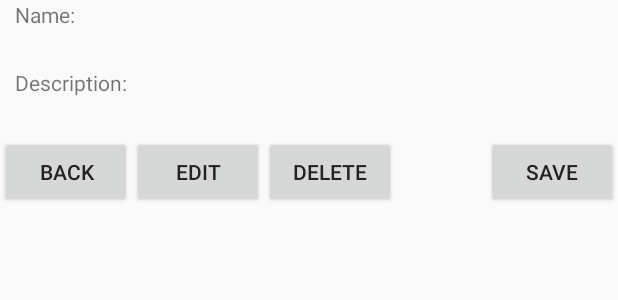
After one commit to moniaS/Organizer, an Android app: the layout fragment_task_details_dialog.xml on its own in the app's theme, with its tools: preview values and no code run, on a phone screen of 412 x 824 dp. The commit adds this screen. Shown: the top 300 px of the screen. Run offline under Robolectric (Android 15) with nearby library versions, the phone set to English and light mode, and no system bars.

Commit message:
Dodanie opcji usuwania zadań, dodanie okna wyświetlającego szczegóły danego zadania.

```diff
--- a/app/src/main/java/com/example/android/myapplication/Fragments/NotesFragment.java
+++ b/app/src/main/java/com/example/android/myapplication/Fragments/NotesFragment.java
@@ -1,7 +1,7 @@
 package com.example.android.myapplication.Fragments;
 
+import android.app.Fragment;
 import android.os.Bundle;
-import android.support.v4.app.Fragment;
 import android.view.LayoutInflater;
 import android.view.Menu;
 import android.view.View;
@@ -9,7 +9,7 @@ import android.view.ViewGroup;
 
 import com.example.android.myapplication.R;
 
-public class NotesFragment extends Fragment
+public class NotesFragment extends android.support.v4.app.Fragment
 {
     @Override
     public void onCreate(Bundle savedInstanceState)
--- /dev/null
+++ b/app/src/main/res/layout/fragment_task_details_dialog.xml
@@ -0,0 +1,101 @@
+<LinearLayout xmlns:android="http://schemas.android.com/apk/res/android"
+    xmlns:tools="http://schemas.android.com/tools"
+    android:layout_width="match_parent"
+    android:layout_height="match_parent"
+    android:layout_gravity="center"
+    android:orientation="vertical"
+
+    tools:context="com.example.android.myapplication.Fragments.TaskDetailsDialog">
+
+    <GridLayout
+        android:layout_width="match_parent"
+        android:layout_height="wrap_content">
+
+        <TextView
+            android:id="@+id/tv_name"
+            android:layout_width="wrap_content"
+            android:layout_height="wrap_content"
+            android:layout_marginLeft="10dp"
+            android:text="Name: " />
+
+        <ViewSwitcher
+            android:id="@+id/vs_name" >
+
+            <TextView
+                android:id="@+id/tv_edit_name"
+                android:layout_width="wrap_content"
+                android:layout_height="wrap_content"
+                android:layout_marginLeft="10dp"
+                />
+            <EditText
+
+                android:id="@+id/et_edit_name"
+                android:layout_width="wrap_content"
+                android:layout_height="wrap_content" />
+
+        </ViewSwitcher>
+
+    </GridLayout>
+
+    <GridLayout
+        android:layout_width="match_parent"
+        android:layout_height="wrap_content">
+
+        <TextView
+            android:id="@+id/tv_description"
+            android:layout_width="wrap_content"
+            android:layout_height="wrap_content"
+            android:layout_marginLeft="10dp"
+            android:text="Description: " />
+
+        <ViewSwitcher
+            android:id="@+id/vs_description" >
+            <TextView
+                android:id="@+id/tv_edit_description"
+                android:layout_width="wrap_content"
+                android:layout_height="wrap_content"
+                android:layout_marginLeft="10dp" />
+
+            <EditText
+                android:id="@+id/et_edit_description"
+                android:layout_width="wrap_content"
+                android:layout_height="wrap_content" />
+
+        </ViewSwitcher>
+
+    </GridLayout>
+
+    <GridLayout
+        android:layout_width="match_parent"
+        android:layout_height="wrap_content">
+        <Button
+            android:id="@+id/btn_back"
+            android:layout_width="wrap_content"
+            android:layout_height="wrap_content"
+            android:layout_gravity="left"
+            android:text="BACK"/>
+
+        <Button
+            android:id="@+id/btn_edit"
+            android:layout_width="wrap_content"
+            android:layout_height="wrap_content"
+            android:layout_gravity="center"
+            android:text="EDIT" />
+
+        <Button
+            android:id="@+id/btn_delete"
+            android:layout_width="wrap_content"
+            android:layout_height="wrap_content"
+            android:layout_gravity="right"
+            android:text="DELETE"/>
+
+        <Button
+            android:id="@+id/btn_saveChanges"
+            android:layout_width="wrap_content"
+            android:layout_height="wrap_content"
+            android:layout_gravity="right"
+            android:text="SAVE"/>
+
+    </GridLayout>
+
+</LinearLayout>
--- a/app/src/main/res/values/strings.xml
+++ b/app/src/main/res/values/strings.xml
@@ -27,7 +27,7 @@
 <!-- TODO: Remove or change this placeholder text -->
     <string name="welcome">welcome</string>
     <string name="btn_OK">OK</string>
-    <string name="btn_back">Back</string>
+    <string name="btn_edit">Edit</string>
     <string name="btn_delete">Delete</string>
 
 <!-- TODO: Remove or change this placeholder text -->
```
Also changed, not shown: app/src/main/java/com/example/android/myapplication/Activity/MainActivity.java (+14 -4 lines), app/src/main/java/com/example/android/myapplication/Fragments/TaskDetailsDialog.java (added, +158 -0 lines), app/src/main/java/com/example/android/myapplication/Fragments/TasksFragment.java (+84 -139 lines), app/src/main/java/com/example/android/myapplication/TasksDatabaseAdapter.java (+76 -108 lines).
